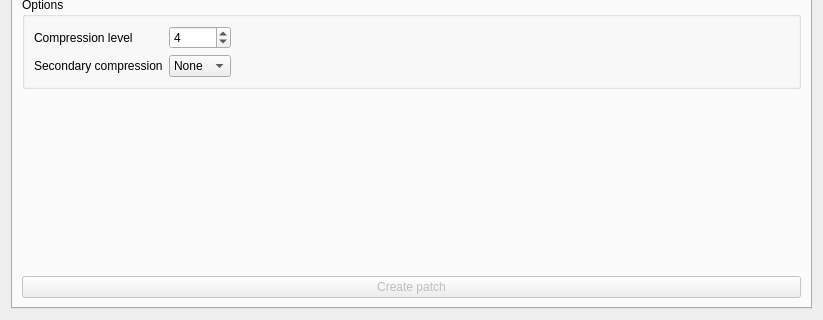
Above: mainwindow.ui from MX-Linux/xdelta3-gui before the change; both pictures show x 0 to 823 and y 174 to 494 of the 823 by 494 pixel window. Below: the same form after it.
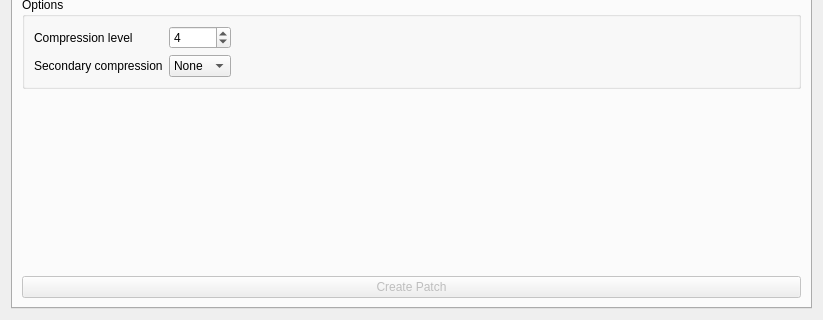
That is the form after the change.

What changed in the file:
```diff
--- a/mainwindow.ui
+++ b/mainwindow.ui
@@ -30,7 +30,7 @@
           <bool>false</bool>
          </property>
          <property name="text">
-          <string>Create patch</string>
+          <string>Create Patch</string>
          </property>
          <property name="autoDefault">
           <bool>false</bool>
```
Left out of the diff: 6 changed lines with no effect on the pictures.
